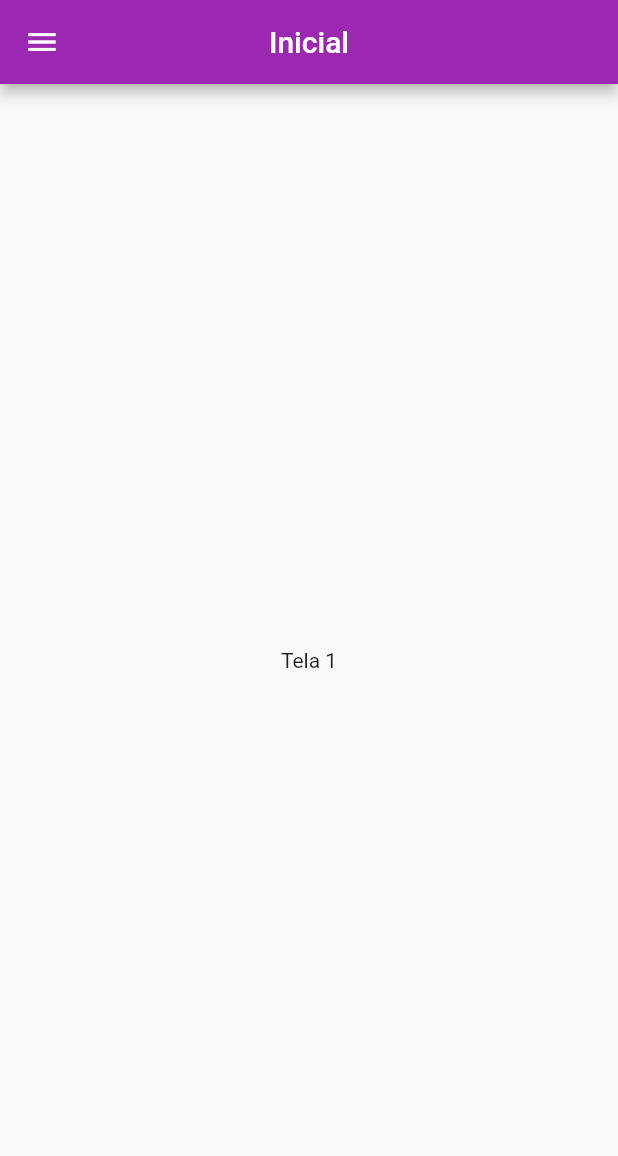
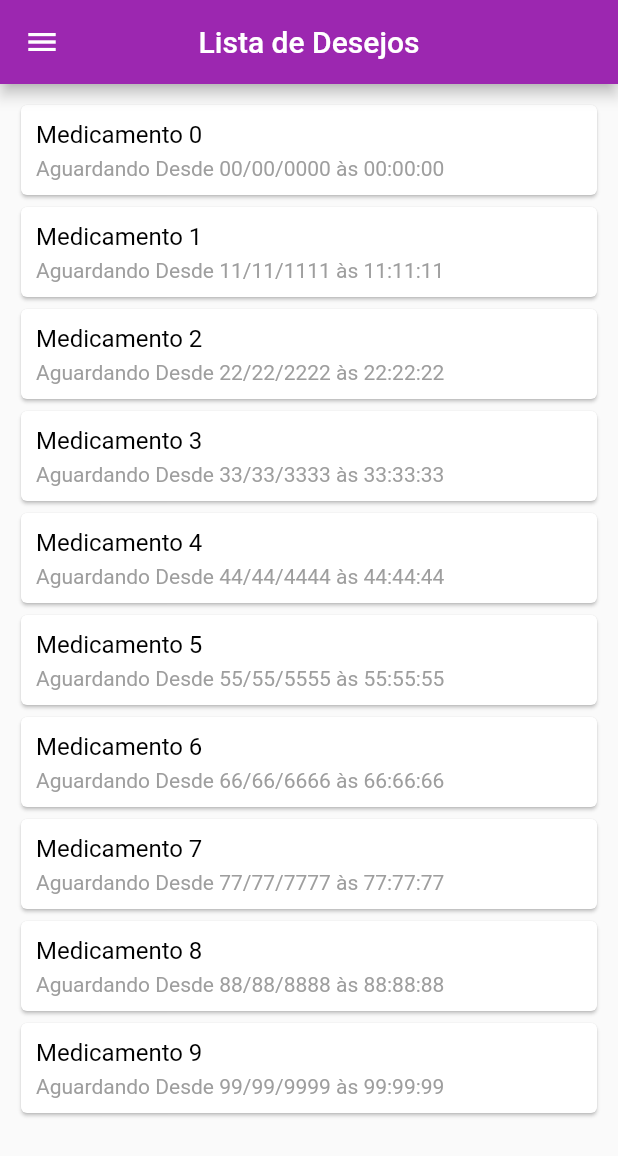
Before and after one commit to flaviorodolfo/IdrugApp, a Flutter app: the PacienteLogado screen opened directly, on a phone screen of 412 x 824 dp. Shown: the top 1156 px of the screen. Run offline on Flutter 3.47's test engine with Material 2 defaults, Android fonts, the phone set to English and light mode, and no system bars; our stand-ins replace flutter_masked_text; missing offline and left inert: intro_views_flutter.

Commit message:
Tanto bug q só deus resolve

```diff
--- a/lib/main.dart
+++ b/lib/main.dart
@@ -76,7 +76,7 @@ class WelcomeScreen extends StatelessWidget {
           doneText: _getButton("Começar"),
           nextText: _getButton("Avançar"),
       //    skipText: _getButton("Pular"),
-          fullTransition: 150,
+          fullTransition: 250,
           pageButtonTextSize: 20,
           onTapDoneButton: (){
                 showDialog(context: context,
--- /dev/null
+++ b/lib/paciente/paciente_logado.screen.dart
@@ -0,0 +1,151 @@
+import 'package:flutter/cupertino.dart';
+import 'package:flutter/material.dart';
+import'package:idrug/util/itens_lista.dart';
+
+
+class DrawerItem {
+  String title;
+  IconData icon;
+  DrawerItem(this.title, this.icon);
+}
+
+class PacienteLogado extends StatefulWidget {
+  final drawerItems = [
+    new DrawerItem("Lista de Desejos", Icons.favorite),
+    new DrawerItem("Adicionar Desejo", Icons.add_circle_outline),
+    new DrawerItem("Aguardando Coleta", Icons.query_builder),
+    new DrawerItem("Doações Recebidas", Icons.receipt)
+  ];
+
+
+
+  @override
+  State<StatefulWidget> createState() {
+    return new PacienteLogadoState();
+  }
+}
+
+class PacienteLogadoState extends State<PacienteLogado> {
+  int _selectedDrawerIndex = 0;
+
+ Container cont = Container(
+     child: ListView.builder(
+       padding: EdgeInsets.all(10.0),
+       itemCount: montarDe().length,
+       itemBuilder: (BuildContext context, int index) {
+         return InkWell(
+           onTap: (){
+
+             setState(){
+               print(index);
+               print(montarDe().length);
+               montarDe().removeAt(index);
+             }
+           },
+           child: Card(
+
+             child: Padding(
+               padding: EdgeInsets.all(10.0),
+               child: Column(
+                 mainAxisAlignment: MainAxisAlignment.start,
+                 crossAxisAlignment: CrossAxisAlignment.start,
+                 children: <Widget>[
+                   Text(
+                     montarDe()[index].nomeMedicamento,
+                     style: TextStyle(
+                       fontSize: 16.0,
+                       color: Colors.black,
+                     ),
+                   ),
+                   SizedBox(
+                     height: 5.0,
+                   ),
+                   Text(
+                     montarDe()[index].dataPedido,
+                     style: TextStyle(
+                       fontSize: 14.0,
+                       color: Colors.grey,
+                     ),
+                   ),
+                 ],
+               ),
+             ),
+           ),
+         );
+       },
+     )
+ );
+
+
+  _getDrawerItemWidget(int pos) {
+    switch (pos) {
+      case 0:
+        return cont;
+      case 1:
+        return new Text("PÁGINA 2!");
+      case 2:
+        return new Text("PÁGINA 3!");
+
+      default:
+        return new Text("P3+N");
+    }
+  }
+
+  _onSelectItem(int index) {
+    setState(() => _selectedDrawerIndex = index);
+    Navigator.of(context).pop(); // close the drawer
+  }
+
+
+
+  @override
+  Widget build(BuildContext context) {
+
+    var drawerOptions = <Widget>[];
+    for (var i = 0; i < widget.drawerItems.length; i++) {
+      var d = widget.drawerItems[i];
+      drawerOptions.add(
+          new ListTile(
+            leading: new Icon(d.icon),
+            title: new Text(d.title),
+            selected: i == _selectedDrawerIndex,
+            onTap: () => _onSelectItem(i),
+          )
+      );
+    }
+
+    return new Scaffold(
+      appBar: new AppBar(
+        backgroundColor: Colors.purple,
+        centerTitle: true,
+        title: new Text(widget.drawerItems[_selectedDrawerIndex].title),
+      ),
+      drawer: new Drawer(
+        child: new ListView(
+          children: <Widget>[
+//            new UserAccountsDrawerHeader(
+//              decoration: BoxDecoration(
+//                color: Colors.purple,
+//              ),
+//
+//                accountName: new Text("nome usuario"), accountEmail:Text("endereço..."),
+//
+//            ),
+            new ListTile(
+              title: Text(
+                  "IDrug Usuário",
+                style: TextStyle(
+                  fontSize: 22,
+                ),
+              ),
+            ),
+            new Divider(thickness: 1.5),
+            new Column(children: drawerOptions)
+          ],
+        ),
+      ),
+      body: _getDrawerItemWidget(_selectedDrawerIndex)
+    );
+  }
+
+}
--- a/lib/paciente/paciente_logado.scren.dart
+++ /dev/null
@@ -1,86 +0,0 @@
-import 'package:flutter/cupertino.dart';
-import 'package:flutter/material.dart';
-
-
-class PacienteLogado extends StatefulWidget {
-final String title;
-
-
-
-  const PacienteLogado({Key key, this.title}) : super(key: key);
-
-  @override
-  _PacienteLogadoState createState() => _PacienteLogadoState();
-}
-class _PacienteLogadoState extends State<PacienteLogado>{
-int _pagSelecionada = 0;
- String _titulo = "Inicial";
-
-
-  @override
-  Widget build(BuildContext context) {
-
-    return Scaffold(
-      appBar: AppBar(
-        title: Text(_titulo),
-        centerTitle: true,
-        backgroundColor: Colors.purple,
-      ),
-     drawer: Drawer(
-      child: ListView(
-        padding: EdgeInsets.zero,
-        children: <Widget>[
-         ListTile(
-           selected: true,
-           title: Text("IDrug  Usuários",
-             style: TextStyle(
-               color: Colors.purple,
-               fontSize: 22,
-             ),
-           ),
-         ),
-          Divider(
-
-            thickness: 1.5,
-          ),
-          ListTile(
-
-            title: Text('Item 1'),
-            onTap: () {
-              _onSelectItem(0);
-              // Update the state of the app.
-              // ...
-            },
-          ),
-          ListTile(
-            title: Text('Item 2'),
-            onTap: () {
-              _onSelectItem(1);
-              // Update the state of the app.
-              // ...
-            },
-          ),
-        ],
-      )
-
-      ),
-      body: _getDrawerItem(_pagSelecionada),
-    );
-  }
-  _getDrawerItem(int pos) {
-    switch (pos) {
-      case 0:
-        return Center(child:Text("Tela 1"));
-      case 1:
-        return Center(child: Text("Tela 2"));
-    }
-  }
-
-  _onSelectItem(int index) {
-    setState(() {
-      _pagSelecionada = index;
-      _titulo = "NovoTItulo";
-    });
-    Navigator.of(context).pop();
-  }
-}
--- /dev/null
+++ b/lib/util/itens_lista.dart
@@ -0,0 +1,117 @@
+import 'package:flutter/cupertino.dart';
+import 'package:flutter/material.dart';
+class Desejo{
+  var nomeMedicamento;
+  var dataPedido;
+   Desejo(String nome,String data){
+    nomeMedicamento = nome;
+    dataPedido = data;
+  }
+}
+void _removeFromList(Desejo obj,List<Desejo> lista){
+  lista.remove(obj);
+}
+
+
+Container montarListView(List<Desejo> desejo) {
+  return Container(
+      child: ListView.builder(
+        padding: EdgeInsets.all(10.0),
+        itemCount: desejo.length,
+        itemBuilder: (BuildContext context, int index) {
+          return InkWell(
+            onTap: (){
+
+              setState(){
+                print(index);
+                print(desejo.length);
+                desejo.removeAt(index);
+              }
+            },
+            child: Card(
+
+              child: Padding(
+                padding: EdgeInsets.all(10.0),
+                child: Column(
+                  mainAxisAlignment: MainAxisAlignment.start,
+                  crossAxisAlignment: CrossAxisAlignment.start,
+                  children: <Widget>[
+                    Text(
+                      desejo[index].nomeMedicamento,
+                      style: TextStyle(
+                        fontSize: 16.0,
+                        color: Colors.black,
+                      ),
+                    ),
+                    SizedBox(
+                      height: 5.0,
+                    ),
+                    Text(
+                      desejo[index].dataPedido,
+                      style: TextStyle(
+                        fontSize: 14.0,
+                        color: Colors.grey,
+                      ),
+                    ),
+                  ],
+                ),
+              ),
+            ),
+          );
+        },
+      )
+  );
+}
+Card _montarCardDesejos(Desejo desejo,List<Desejo> lista){
+  return Card(
+
+
+    child: InkWell(
+      onTap: (){
+        _removeFromList(desejo,lista);
+        print("kkk");
+        print(lista.length);
+        setState(){
+        }
+      },
+      child: Padding(
+        padding: EdgeInsets.all(10.0),
+        child: Column(
+          mainAxisAlignment: MainAxisAlignment.start,
+          crossAxisAlignment: CrossAxisAlignment.start,
+          children: <Widget>[
+            Text(
+              desejo.nomeMedicamento,
+              style: TextStyle(
+                fontSize: 18.0,
+                color: Colors.black,
+              ),
+            ),
+            SizedBox(
+              height: 5.0,
+            ),
+            Text(
+              desejo.dataPedido,
+              style: TextStyle(
+                fontSize: 15.0,
+                color: Colors.black54,
+              ),
+            ),
+          ],
+        ),
+      ),
+    ),
+  );
+}
+List<Widget> getCardListaItens (List<Desejo> desejos){
+  var lista = <Card>[];
+  for(int i =0;i<10;i++)
+    lista.add(_montarCardDesejos(desejos[i],desejos));
+  return lista;
+}
+List<Desejo> montarDe(){
+  var lista = <Desejo>[];
+  for(int i =0;i<10;i++)
+    lista.add(new Desejo("Medicamento $i", "Aguardando Desde $i$i/$i$i/$i$i$i$i às $i$i:$i$i:$i$i"));
+  return lista;
+}
--- a/lib/util/validadores.dart
+++ b/lib/util/validadores.dart
@@ -37,3 +37,7 @@ bool _blacklistedCPF(String cpf) {
 
 String _formatCPF(List<int> n) =>
     '${n[0]}${n[1]}${n[2]}.${n[3]}${n[4]}${n[5]}.${n[6]}${n[7]}${n[8]}-${n[9]}${n[10]}';
+
+bool validarSenha(String senha){
+  return senha.length >7 && senha.length <17;
+}
--- a/pubspec.yaml
+++ b/pubspec.yaml
@@ -21,7 +21,7 @@ dependencies:
     sdk: flutter
   provider: ^2.0.1
   intro_views_flutter: ^2.8.0
-  mask_text_input_formatter: ^1.0.6
+  flutter_masked_text: ^0.8.0
   # The following adds the Cupertino Icons font to your application.
   # Use with the CupertinoIcons class for iOS style icons.
   cupertino_icons: ^0.1.2
```
Also changed, not shown: lib/paciente/user_login_screen.dart (+29 -25 lines), pubspec.lock.
